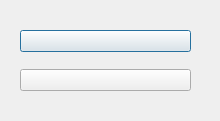
Before: the Qt Designer form introduction-dialog-window.ui in wszechmogacy/photometric-curves, drawn with Qt 5.
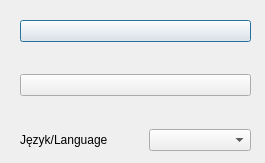
After: the same form once the commit is applied.

Commit message: further renaming and language add

What changed in the file:
```diff
--- a/introduction-dialog-window.ui
+++ b/introduction-dialog-window.ui
@@ -6,8 +6,8 @@
    <rect>
     <x>0</x>
     <y>0</y>
-    <width>220</width>
-    <height>121</height>
+    <width>265</width>
+    <height>163</height>
    </rect>
   </property>
   <property name="windowTitle">
@@ -17,14 +17,20 @@
    <property name="geometry">
     <rect>
      <x>20</x>
-     <y>30</y>
-     <width>171</width>
-     <height>61</height>
+     <y>20</y>
+     <width>231</width>
+     <height>131</height>
     </rect>
    </property>
    <layout class="QVBoxLayout" name="verticalLayout">
     <item>
      <widget class="QPushButton" name="createProjectButton">
+      <property name="sizePolicy">
+       <sizepolicy hsizetype="Expanding" vsizetype="Expanding">
+        <horstretch>0</horstretch>
+        <verstretch>0</verstretch>
+       </sizepolicy>
+      </property>
       <property name="text">
        <string/>
       </property>
@@ -45,11 +51,73 @@
     </item>
     <item>
      <widget class="QPushButton" name="openProjectButton">
+      <property name="sizePolicy">
+       <sizepolicy hsizetype="Expanding" vsizetype="Expanding">
+        <horstretch>0</horstretch>
+        <verstretch>0</verstretch>
+       </sizepolicy>
+      </property>
       <property name="text">
        <string/>
       </property>
      </widget>
     </item>
+    <item>
+     <spacer name="verticalSpacer_2">
+      <property name="orientation">
+       <enum>Qt::Vertical</enum>
+      </property>
+      <property name="sizeHint" stdset="0">
+       <size>
+        <width>20</width>
+        <height>40</height>
+       </size>
+      </property>
+     </spacer>
+    </item>
+    <item>
+     <layout class="QHBoxLayout" name="horizontalLayout_2">
+      <item>
+       <widget class="QLabel" name="label">
+        <property name="sizePolicy">
+         <sizepolicy hsizetype="Expanding" vsizetype="Expanding">
+          <horstretch>0</horstretch>
+          <verstretch>0</verstretch>
+         </sizepolicy>
+        </property>
+        <property name="text">
+         <string>Język/Language</string>
+        </property>
+       </widget>
+      </item>
+      <item>
+       <spacer name="horizontalSpacer">
+        <property name="orientation">
+         <enum>Qt::Horizontal</enum>
+        </property>
+        <property name="sizeType">
+         <enum>QSizePolicy::Fixed</enum>
+        </property>
+        <property name="sizeHint" stdset="0">
+         <size>
+          <width>20</width>
+          <height>20</height>
+         </size>
+        </property>
+       </spacer>
+      </item>
+      <item>
+       <widget class="QComboBox" name="languagecomboBox">
+        <property name="sizePolicy">
+         <sizepolicy hsizetype="Expanding" vsizetype="Fixed">
+          <horstretch>0</horstretch>
+          <verstretch>0</verstretch>
+         </sizepolicy>
+        </property>
+       </widget>
+      </item>
+     </layout>
+    </item>
    </layout>
   </widget>
  </widget>
```
The commit also changes 3 other files.
